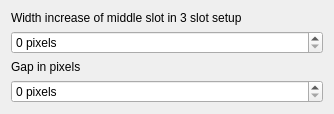
Before: the Qt Designer form contents/ui/config.ui in darkstego/Mudeer, drawn with Qt 5.
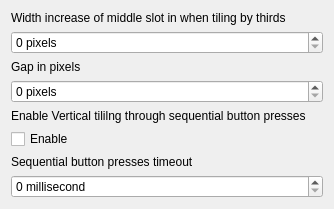
After: the same form once the commit is applied.

Commit message: Rewrite script and implement button sequence for tiling

What changed in the file:
```diff
--- a/contents/ui/config.ui
+++ b/contents/ui/config.ui
@@ -20,7 +20,7 @@
           <string>Width Increase in Pixels for Middle Slot in 3 Slot Setup</string>
          </property>
          <property name="text">
-          <string>Width increase of middle slot in 3 slot setup</string>
+            <string>Width increase of middle slot in when tiling by thirds</string>
          </property>
         </widget>
        </item>
@@ -66,6 +66,49 @@
        </property>
      </widget>
    </item>
+      <item>
+        <widget class="QLabel" name="sequenceLabel">
+          <property name="toolTip">
+            <string>Pressing a sequence of two shortcuts will first tile horirzontally then vertically</string>
+          </property>
+          <property name="text">
+            <string>Enable Vertical tililng through sequential button presses</string>
+          </property>
+        </widget>
+      </item>
+      <item>
+        <widget class="QCheckBox" name="kcfg_sequenceEnabled">
+          <property name="text">
+            <string>Enable</string>
+          </property>
+        </widget>
+      </item>
+      <item>
+        <widget class="QLabel" name="timoutLabel">
+          <property name="toolTip">
+            <string>Timeout for Sequential tiling button presses (in ms)</string>
+          </property>
+          <property name="text">
+            <string>Sequential button presses timeout</string>
+          </property>
+        </widget>
+      </item>
+      <item>
+        <widget class="QSpinBox" name="kcfg_sequenceTime">
+          <property name="toolTip">
+            <string>Timeout</string>
+          </property>
+          <property name="maximum">
+            <number>10000</number>
+          </property>
+          <property name="suffix">
+            <string> millisecond</string>
+          </property>
+          <property name="singleStep">
+            <number>100</number>
+          </property>
+        </widget>
+      </item>
   </layout>
  </widget>
  <resources/>
```
Left out of the diff: 2 changed lines with no effect on the pictures. Lines whose indentation alone changed are shown as unchanged. The commit also changes 4 other files.
